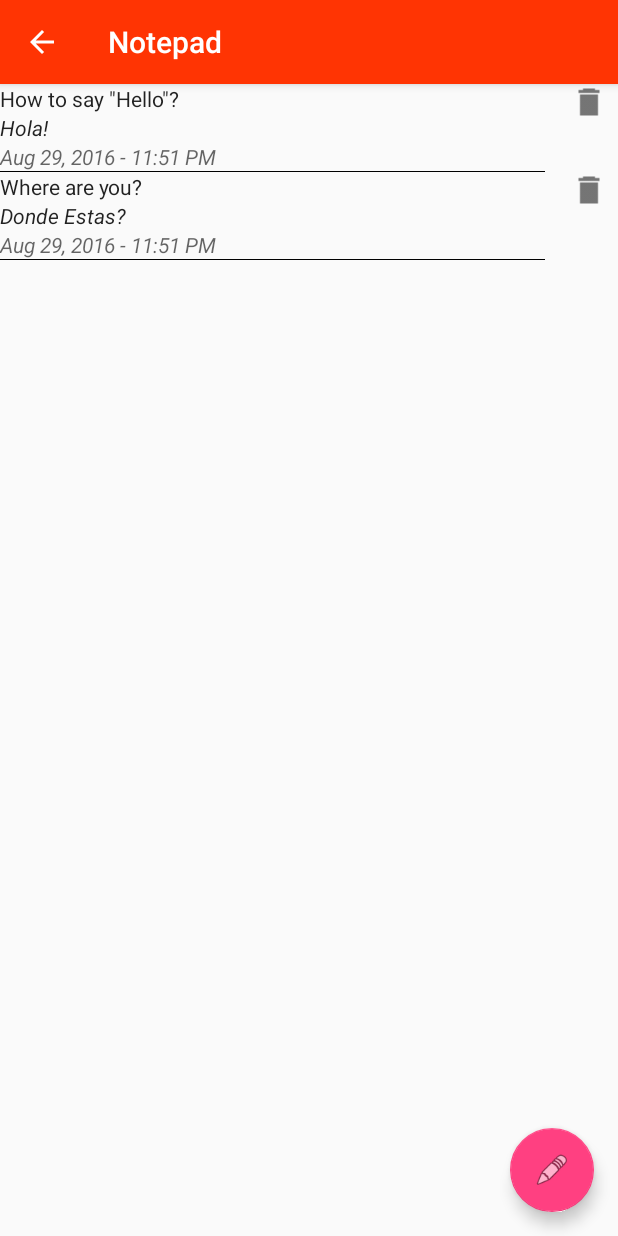
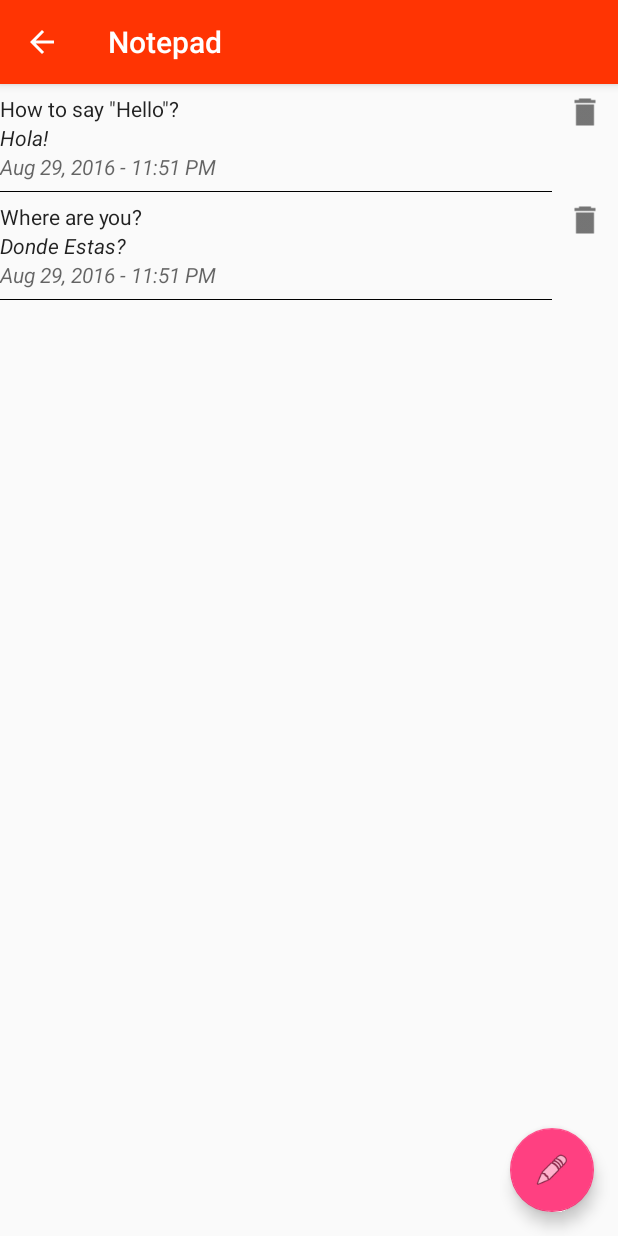
Before and after one commit to dannyko22/CantoneseEnglishTravelHandbookV3, an Android app: the activity_notepadrecycler screen opened directly, with no data from a screen before it, on a phone screen of 412 x 824 dp. Run offline under Robolectric (Android 15) with nearby library versions, the phone set to English and light mode, and no system bars.

Commit message:
fixed copy function and updated layout

```diff
--- a/app/src/main/res/layout/activity_notepadrecycler.xml
+++ b/app/src/main/res/layout/activity_notepadrecycler.xml
@@ -23,8 +23,6 @@
             android:layout_width="match_parent"
             android:layout_height="match_parent"/>
 
-
-
     </LinearLayout>
 
     <android.support.design.widget.FloatingActionButton
--- a/app/src/main/res/layout/notepadrecycler_row.xml
+++ b/app/src/main/res/layout/notepadrecycler_row.xml
@@ -5,11 +5,17 @@
     android:layout_height="wrap_content"
     android:orientation="horizontal">
 
+
+
     <LinearLayout
         android:orientation="vertical"
         android:layout_weight="1"
         android:layout_width="match_parent"
         android:layout_height="wrap_content">
+
+        <View
+            android:layout_width="match_parent"
+            android:layout_height="10px" />
 
         <TextView
             android:id="@+id/note_titleTextView"
@@ -37,22 +43,32 @@
             android:textStyle="italic"
             android:textColor="?android:attr/textColorSecondary"
             android:text="Date" />
-
+        <View
+            android:layout_width="match_parent"
+            android:layout_height="10px" />
         <View
             android:layout_width="match_parent"
             android:layout_height="1px"
             android:background="#000000"/>
     </LinearLayout>
 
+    <LinearLayout
+        android:layout_width="wrap_content"
+        android:layout_height="wrap_content"
+        android:layout_weight="1"
+        android:orientation="vertical">
 
+        <View
+            android:layout_width="0px"
+            android:layout_height="10px" />
 
         <Button
             android:layout_width="wrap_content"
             android:layout_height="wrap_content"
             android:id="@+id/deleteButton"
-        android:layout_marginLeft="10dp"
+
             android:background="@android:color/transparent"
             android:drawableTop="@drawable/ic_delete"
             android:layout_weight="1" />
-
     </LinearLayout>
+</LinearLayout>
```
Also changed, not shown: app/src/main/java/com/cantoneseenglishtravelhandbook/PhrasesAdapterClass.java (+8 -2 lines), app/src/main/res/layout/phrases_row.xml (+11 -1 lines). Lines whose indentation alone changed are shown as unchanged.
